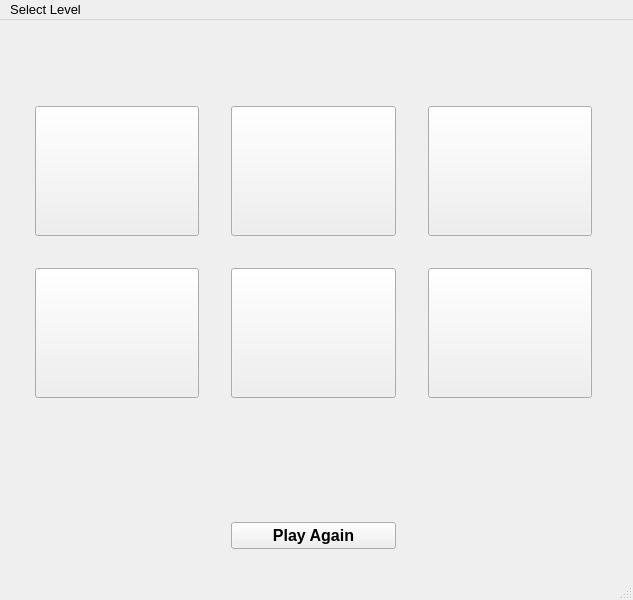
Old version of the form intermediatewindow.ui in the repository Pubzzz/TargetSumQtApplication.
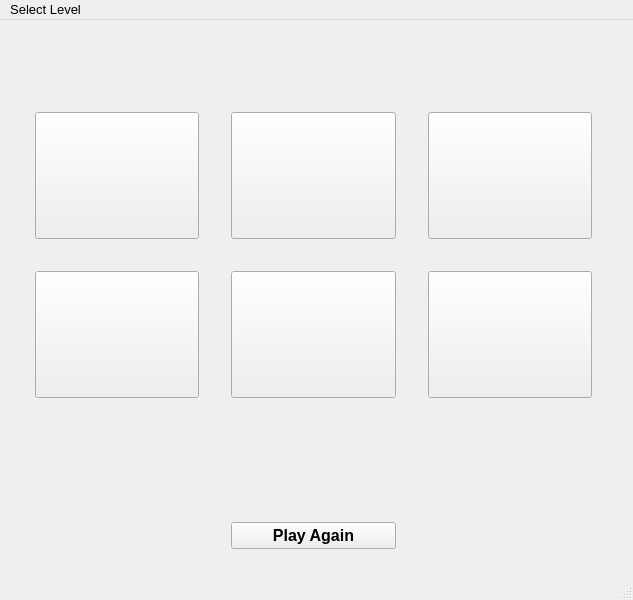
New version of the form. Icons and pictures are not drawn.

```diff
--- a/intermediatewindow.ui
+++ b/intermediatewindow.ui
@@ -34,7 +34,7 @@
       </property>
       <property name="font">
        <font>
-        <pointsize>12</pointsize>
+        <pointsize>16</pointsize>
        </font>
       </property>
       <property name="text">
@@ -61,7 +61,7 @@
        <widget class="QLabel" name="Targetlbl">
         <property name="font">
          <font>
-          <pointsize>20</pointsize>
+          <pointsize>24</pointsize>
           <weight>75</weight>
           <bold>true</bold>
          </font>
@@ -138,7 +138,7 @@
       </property>
       <property name="font">
        <font>
-        <pointsize>12</pointsize>
+        <pointsize>16</pointsize>
        </font>
       </property>
       <property name="text">
@@ -282,7 +282,7 @@
       </property>
       <property name="font">
        <font>
-        <pointsize>12</pointsize>
+        <pointsize>16</pointsize>
        </font>
       </property>
       <property name="text">
@@ -300,7 +300,7 @@
       </property>
       <property name="font">
        <font>
-        <pointsize>12</pointsize>
+        <pointsize>16</pointsize>
        </font>
       </property>
       <property name="text">
@@ -344,7 +344,7 @@
       </property>
       <property name="font">
        <font>
-        <pointsize>12</pointsize>
+        <pointsize>16</pointsize>
        </font>
       </property>
       <property name="text">
@@ -414,7 +414,7 @@
       </property>
       <property name="font">
        <font>
-        <pointsize>12</pointsize>
+        <pointsize>16</pointsize>
        </font>
       </property>
       <property name="text">
```
Left out of the diff: 36 changed lines with no effect on the pictures.
